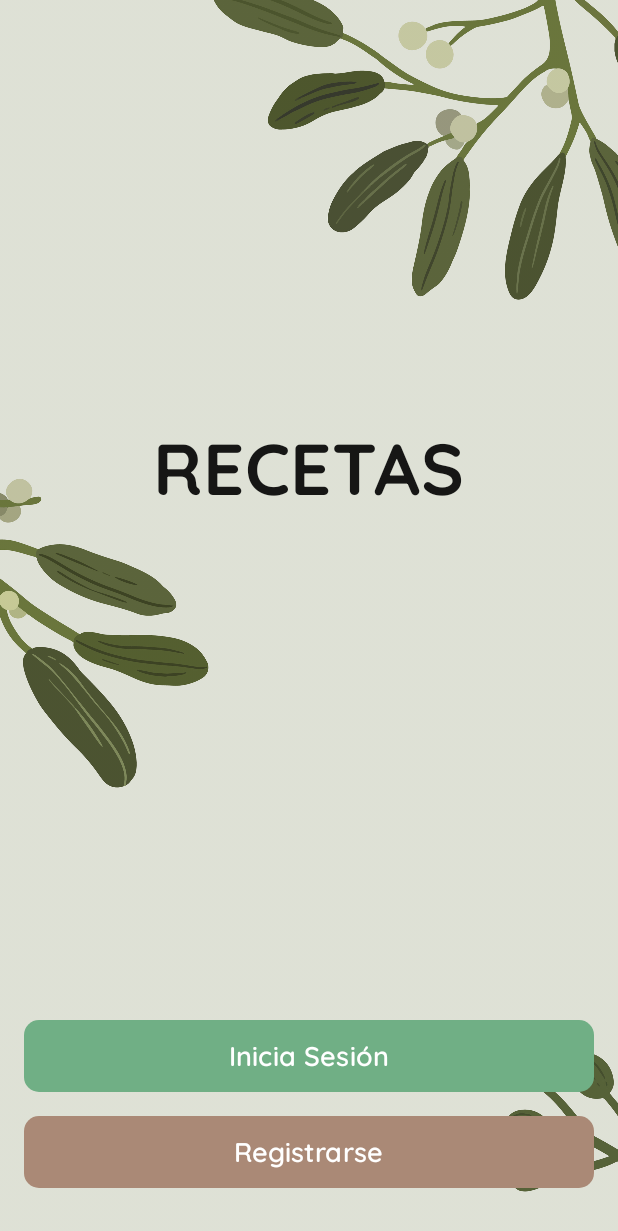
After one commit to mreqmer/TFG, an Android app built with Jetpack Compose: the InicioView screen opened through its navigation route, on a phone screen of 412 x 824 dp. The commit adds this screen. Shown: the top 1231 px of the screen. Run offline under Robolectric (Android 15) with nearby library versions, the phone set to English and light mode, and no system bars; our stand-ins replace Dagger/Hilt's generated code, Firebase (no records; nobody signed in at launch, a user with empty details on screens opened directly); Roboto replaces fonts that are not available here.

Commit message:
Pagina inicio

```diff
--- a/Myapprecetas/app/src/main/java/com/example/myapprecetas/MainActivity.kt
+++ b/Myapprecetas/app/src/main/java/com/example/myapprecetas/MainActivity.kt
@@ -9,31 +9,39 @@ import androidx.navigation.compose.NavHost
 import androidx.navigation.compose.composable
 import androidx.navigation.compose.rememberNavController
 import com.example.myapprecetas.ui.theme.MyapprecetasTheme
+import com.example.myapprecetas.views.InicioView
 import com.example.myapprecetas.views.PaginaEnConstruccionConBotonAtras
 import com.example.myapprecetas.views.viewlogin.ViewLogin
 import com.example.myapprecetas.vm.VMLogin
+import com.google.firebase.auth.FirebaseAuth
 import dagger.hilt.android.AndroidEntryPoint
 
 @AndroidEntryPoint
 class MainActivity : ComponentActivity() {
+
     override fun onCreate(savedInstanceState: Bundle?) {
         super.onCreate(savedInstanceState)
         enableEdgeToEdge()
         setContent {
             val navController = rememberNavController()
+            val user = FirebaseAuth.getInstance().currentUser
+            val startDestination = if (user != null) "construccion" else "inicio"
+
             MyapprecetasTheme {
                 NavHost(
                     navController = navController,
-                    startDestination = "login"
+                    startDestination = startDestination
                 ) {
-                    composable(route = "login") {
+                    composable("inicio") {
+                        InicioView(navController)
+                    }
+                    composable("login") {
                         val vm: VMLogin = hiltViewModel()
                         ViewLogin(vm, navController)
                     }
                     composable("construccion") {
                         PaginaEnConstruccionConBotonAtras(navController)
                     }
-
                 }
             }
         }
--- a/Myapprecetas/app/src/main/java/com/example/myapprecetas/ui/theme/Color.kt
+++ b/Myapprecetas/app/src/main/java/com/example/myapprecetas/ui/theme/Color.kt
@@ -17,4 +17,6 @@ object Colores{
     val MarronOscuro = Color(0xFFaa8976)
     val Gris = Color(0xFF757780)
     val RojoError = Color(0xFFB00020)
+    val Blanco = Color(0xFFFFFFFF)
+    val Negro = Color(0xFF000000)
 }
--- a/Myapprecetas/app/src/main/java/com/example/myapprecetas/views/ConstruccionView.kt
+++ b/Myapprecetas/app/src/main/java/com/example/myapprecetas/views/ConstruccionView.kt
@@ -3,19 +3,38 @@ package com.example.myapprecetas.views
 import androidx.compose.foundation.layout.*
 import androidx.compose.material.icons.Icons
 import androidx.compose.material.icons.filled.ArrowBack
-import androidx.compose.material.icons.filled.Build
 import androidx.compose.material3.*
 import androidx.compose.runtime.Composable
 import androidx.compose.ui.Alignment
 import androidx.compose.ui.Modifier
-import androidx.compose.ui.graphics.Color
-import androidx.compose.ui.text.font.FontWeight
 import androidx.compose.ui.unit.dp
+import com.google.firebase.auth.FirebaseAuth
 import androidx.navigation.NavHostController
 
 @Composable
 fun PaginaEnConstruccionConBotonAtras(
-    onBackClick: NavHostController // Callback para el botón de retroceso
+    onBackClick: NavHostController
 ) {
-    Text("En construccion", modifier = Modifier.padding(top = 30.dp))
+    Column(
+        modifier = Modifier
+            .fillMaxSize()
+            .padding(24.dp),
+        horizontalAlignment = Alignment.CenterHorizontally,
+        verticalArrangement = Arrangement.Center
+    ) {
+        Text("En construcción", style = MaterialTheme.typography.headlineMedium)
+
+        Spacer(modifier = Modifier.height(32.dp))
+
+        Button(
+            onClick = {
+                FirebaseAuth.getInstance().signOut()
+                onBackClick.navigate("inicio") {
+                    popUpTo("construccion") { inclusive = true }
+                }
+            }
+        ) {
+            Text("Cerrar sesión")
+        }
+    }
 }
--- /dev/null
+++ b/Myapprecetas/app/src/main/java/com/example/myapprecetas/views/InicioView.kt
@@ -0,0 +1,123 @@
+package com.example.myapprecetas.views
+
+import androidx.compose.foundation.Image
+import androidx.compose.foundation.background
+import androidx.compose.foundation.layout.Arrangement
+import androidx.compose.foundation.layout.Box
+import androidx.compose.foundation.layout.Column
+import androidx.compose.foundation.layout.WindowInsets
+import androidx.compose.foundation.layout.fillMaxSize
+import androidx.compose.foundation.layout.fillMaxWidth
+import androidx.compose.foundation.layout.height
+import androidx.compose.foundation.layout.imePadding
+import androidx.compose.foundation.layout.navigationBars
+import androidx.compose.foundation.layout.padding
+import androidx.compose.foundation.layout.systemBarsPadding
+import androidx.compose.foundation.layout.windowInsetsPadding
+import androidx.compose.foundation.shape.RoundedCornerShape
+import androidx.compose.material3.Button
+import androidx.compose.material3.ButtonDefaults
+import androidx.compose.material3.MaterialTheme
+import androidx.compose.material3.Text
+import androidx.compose.runtime.Composable
+import androidx.compose.ui.Alignment
+import androidx.compose.ui.Modifier
+import androidx.compose.ui.draw.alpha
+import androidx.compose.ui.layout.ContentScale
+import androidx.compose.ui.res.painterResource
+import androidx.compose.ui.text.font.FontWeight
+import androidx.compose.ui.unit.dp
+import androidx.compose.ui.unit.sp
+import androidx.navigation.NavHostController
+import com.example.myapprecetas.R
+import com.example.myapprecetas.ui.theme.Colores
+import com.example.myapprecetas.ui.theme.FamilyQuicksand
+import com.example.myapprecetas.views.viewlogin.myfuente
+
+@Composable
+fun InicioView(navController: NavHostController) {
+    Box(
+        modifier = Modifier
+            .fillMaxSize()
+            .background(Colores.MarronClaro)
+    ) {
+        // Imagen de fondo
+        Image(
+            painter = painterResource(id = R.drawable.otraprueba),
+            contentDescription = null,
+            modifier = Modifier.fillMaxSize(),
+            contentScale = ContentScale.Crop
+        )
+
+        // Logo "RECETAS" perfectamente centrado
+        Box(
+            modifier = Modifier.fillMaxSize(),
+            contentAlignment = Alignment.Center
+        ) {
+            Text(
+                text = "RECETAS",
+                fontSize = 48.sp,
+                fontFamily = FamilyQuicksand.quicksand,
+                fontWeight = FontWeight.Bold,
+                color = Colores.Negro,
+                modifier = Modifier
+                    .alpha(0.9f)
+                    .padding(bottom = 200.dp) // Ajusta este valor para moverlo verticalmente
+            )
+        }
+
+        // Botones en la parte inferior
+        InicioScreen(navController)
+    }
+}
+
+@Composable
+fun InicioScreen(navController: NavHostController) {
+    Column(
+        modifier = Modifier
+            .fillMaxSize()
+            .padding(16.dp)
+            .systemBarsPadding(),
+        verticalArrangement = Arrangement.Bottom
+    ) {
+        Button(
+            onClick = { navController.navigate("login") },
+            modifier = Modifier
+                .fillMaxWidth()
+                .height(64.dp)
+                .padding(bottom = 16.dp),
+            shape = RoundedCornerShape(10.dp),
+            colors = ButtonDefaults.buttonColors(
+                containerColor = Colores.VerdeOscuro,
+                contentColor = MaterialTheme.colorScheme.onPrimary
+            )
+        ) {
+            Text(
+                text = "Inicia Sesión",
+                fontSize = 18.sp,
+                fontFamily = FamilyQuicksand.quicksand,
+                fontWeight = FontWeight.SemiBold
+            )
+        }
+
+        Button(
+            onClick = { navController.navigate("register") },
+            modifier = Modifier
+                .fillMaxWidth()
+                .height(64.dp)
+                .padding(bottom = 16.dp),
+            shape = RoundedCornerShape(10.dp),
+            colors = ButtonDefaults.buttonColors(
+                containerColor = Colores.MarronOscuro,
+                contentColor = MaterialTheme.colorScheme.onPrimary
+            )
+        ) {
+            Text(
+                text = "Registrarse",
+                fontSize = 18.sp,
+                fontFamily = FamilyQuicksand.quicksand,
+                fontWeight = FontWeight.SemiBold
+            )
+        }
+    }
+}
```
Also changed, not shown: Myapprecetas/app/src/main/res/drawable/fondo.png (added), Myapprecetas/app/src/main/res/drawable/fondoalt.png (added), Myapprecetas/app/src/main/res/drawable/otraprueba.jpg (added).
